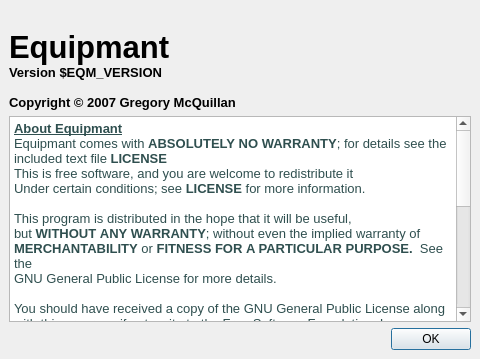
The window that src/about.ui (hk0i/equipmant) describes before a commit, drawn with Qt 5.
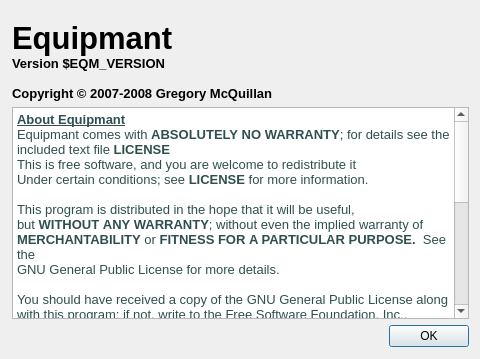
The same window after the commit. Icons and pictures are not drawn.

Commit message: Added tabs and changed recent menu to show parent directory. v3.1.0 (see changelog for details)

Patch:
```diff
--- a/src/about.ui
+++ b/src/about.ui
@@ -22,11 +22,17 @@
    <string>About Equipmant</string>
   </property>
   <layout class="QVBoxLayout" >
-   <property name="margin" >
-    <number>9</number>
-   </property>
    <property name="spacing" >
-    <number>6</number>
+    <number>-1</number>
+   </property>
+   <property name="leftMargin" >
+    <number>12</number>
+   </property>
+   <property name="topMargin" >
+    <number>0</number>
+   </property>
+   <property name="bottomMargin" >
+    <number>12</number>
    </property>
    <item>
     <widget class="QLabel" name="label_18" >
@@ -40,22 +46,17 @@
    </item>
    <item>
     <layout class="QGridLayout" >
-     <property name="margin" >
-      <number>0</number>
-     </property>
-     <property name="spacing" >
-      <number>6</number>
-     </property>
      <item row="0" column="0" >
       <widget class="QLabel" name="label_17" >
        <property name="text" >
-        <string>&lt;html>&lt;head>&lt;meta name="qrichtext" content="1" />&lt;style type="text/css">
+        <string>&lt;!DOCTYPE HTML PUBLIC "-//W3C//DTD HTML 4.0//EN" "http://www.w3.org/TR/REC-html40/strict.dtd">
+&lt;html>&lt;head>&lt;meta name="qrichtext" content="1" />&lt;style type="text/css">
 p, li { white-space: pre-wrap; }
-&lt;/style>&lt;/head>&lt;body style=" font-family:'Lucida Grande'; font-size:13pt; font-weight:400; font-style:normal; text-decoration:none;">
+&lt;/style>&lt;/head>&lt;body style=" font-family:'Lucida Grande'; font-size:13pt; font-weight:400; font-style:normal;">
 &lt;p style=" margin-top:0px; margin-bottom:0px; margin-left:0px; margin-right:0px; -qt-block-indent:0; text-indent:0px;">&lt;span style=" font-size:23pt; font-weight:600;">Equipmant&lt;/span>&lt;/p>
 &lt;p style=" margin-top:0px; margin-bottom:0px; margin-left:0px; margin-right:0px; -qt-block-indent:0; text-indent:0px; font-size:23pt; font-weight:600;">&lt;span style=" font-size:10pt;">Version $EQM_VERSION&lt;/span>&lt;/p>
 &lt;p style="-qt-paragraph-type:empty; margin-top:0px; margin-bottom:0px; margin-left:0px; margin-right:0px; -qt-block-indent:0; text-indent:0px; font-size:10pt; font-weight:600;">&lt;/p>
-&lt;p style=" margin-top:0px; margin-bottom:0px; margin-left:0px; margin-right:0px; -qt-block-indent:0; text-indent:0px; font-weight:600;">&lt;span style=" font-size:10pt; color:#000000;">Copyright © 2007 Gregory McQuillan&lt;/span>&lt;/p>&lt;/body>&lt;/html></string>
+&lt;p style=" margin-top:0px; margin-bottom:0px; margin-left:0px; margin-right:0px; -qt-block-indent:0; text-indent:0px; font-weight:600;">&lt;span style=" font-size:10pt; color:#000000;">Copyright © 2007-2008 Gregory McQuillan&lt;/span>&lt;/p>&lt;/body>&lt;/html></string>
        </property>
       </widget>
      </item>
@@ -99,9 +100,10 @@
       <number>80</number>
      </property>
      <property name="html" >
-      <string>&lt;html>&lt;head>&lt;meta name="qrichtext" content="1" />&lt;style type="text/css">
+      <string>&lt;!DOCTYPE HTML PUBLIC "-//W3C//DTD HTML 4.0//EN" "http://www.w3.org/TR/REC-html40/strict.dtd">
+&lt;html>&lt;head>&lt;meta name="qrichtext" content="1" />&lt;style type="text/css">
 p, li { white-space: pre-wrap; }
-&lt;/style>&lt;/head>&lt;body style=" font-family:'Lucida Grande'; font-size:13pt; font-weight:400; font-style:normal; text-decoration:none;">
+&lt;/style>&lt;/head>&lt;body style=" font-family:'Lucida Grande'; font-size:13pt; font-weight:400; font-style:normal;">
 &lt;p style=" margin-top:0px; margin-bottom:0px; margin-left:0px; margin-right:0px; -qt-block-indent:0; text-indent:0px;">&lt;span style=" font-size:10pt; font-weight:600; text-decoration: underline; color:#2f4f4f;">About Equipmant&lt;/span>&lt;/p>
 &lt;p style=" margin-top:0px; margin-bottom:0px; margin-left:0px; margin-right:0px; -qt-block-indent:0; text-indent:0px; font-size:10pt; font-weight:600; text-decoration: underline; color:#2f4f4f;">&lt;span style=" font-weight:400; text-decoration:none;">Equipmant comes with &lt;/span>&lt;span style=" text-decoration:none;">ABSOLUTELY&lt;/span>&lt;span style=" font-weight:400; text-decoration:none;"> &lt;/span>&lt;span style=" text-decoration:none;">NO&lt;/span>&lt;span style=" font-weight:400; text-decoration:none;"> &lt;/span>&lt;span style=" text-decoration:none;">WARRANTY&lt;/span>&lt;span style=" font-weight:400; text-decoration:none;">; for details see the included text file &lt;/span>&lt;span style=" text-decoration:none;">LICENSE&lt;/span>&lt;/p>
 &lt;p style=" margin-top:0px; margin-bottom:0px; margin-left:0px; margin-right:0px; -qt-block-indent:0; text-indent:0px; font-size:10pt; color:#2f4f4f;">This is free software, and you are welcome to redistribute it&lt;/p>
```
Left out of the diff: 4 changed lines with no effect on the pictures. The commit also changes 6 other files.
